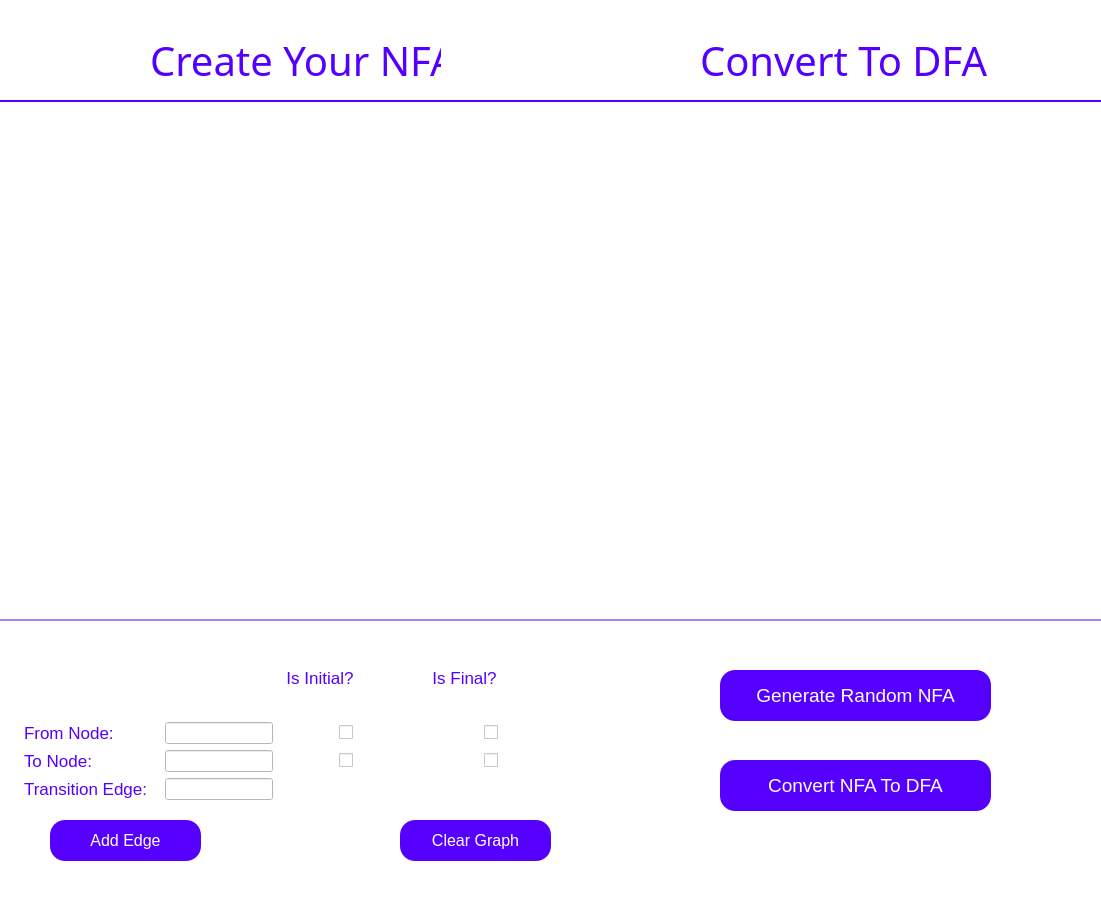
The window that edited_NFA_to_DFA.ui (Adham-Abdelmaksoud/Automata-Project) describes before a commit, drawn with Qt 5.
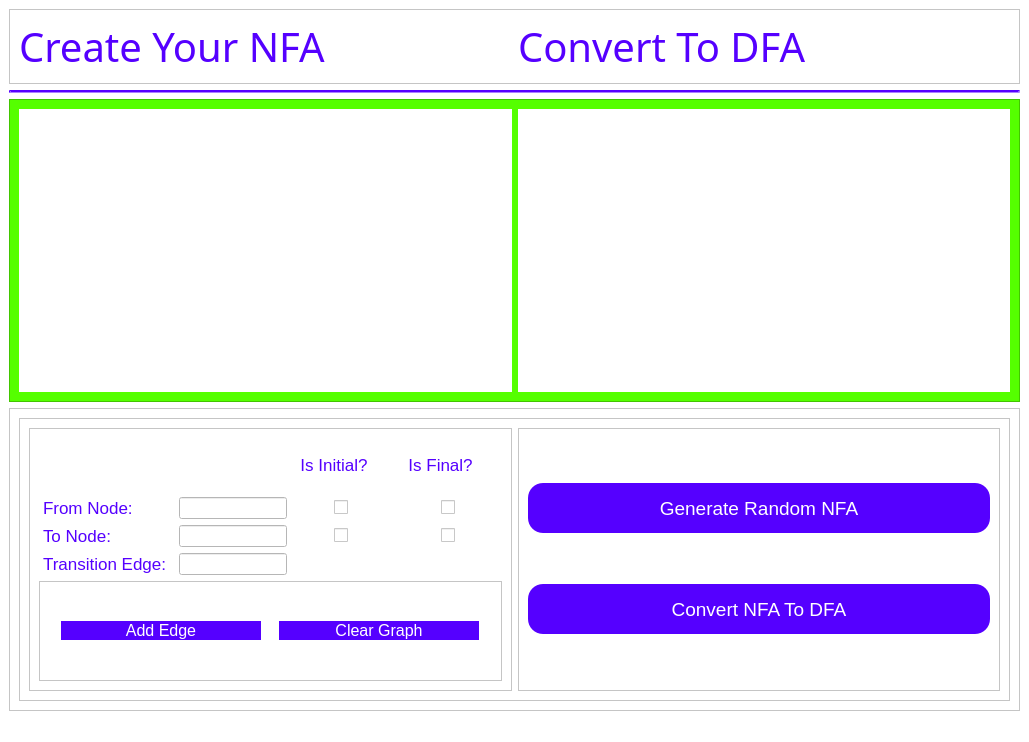
The same window after the commit.

Diff of the .ui file:
```diff
--- a/edited_NFA_to_DFA.ui
+++ b/edited_NFA_to_DFA.ui
@@ -6,8 +6,8 @@
    <rect>
     <x>0</x>
     <y>0</y>
-    <width>1101</width>
-    <height>920</height>
+    <width>1029</width>
+    <height>742</height>
    </rect>
   </property>
   <property name="windowTitle">
@@ -17,15 +17,105 @@
    <string notr="true">background-color: rgb(255, 255, 255);</string>
   </property>
   <widget class="QWidget" name="centralwidget">
+   <layout class="QVBoxLayout" name="verticalLayout">
+    <item>
+     <widget class="QFrame" name="frame">
+      <property name="maximumSize">
+       <size>
+        <width>16777215</width>
+        <height>75</height>
+       </size>
+      </property>
+      <property name="frameShape">
+       <enum>QFrame::StyledPanel</enum>
+      </property>
+      <property name="frameShadow">
+       <enum>QFrame::Raised</enum>
+      </property>
+      <layout class="QHBoxLayout" name="horizontalLayout">
+       <item>
+        <widget class="QLabel" name="label_6">
+         <property name="maximumSize">
+          <size>
+           <width>16777215</width>
+           <height>100</height>
+          </size>
+         </property>
+         <property name="font">
+          <font>
+           <family>Gabriola</family>
+           <pointsize>30</pointsize>
+           <weight>50</weight>
+           <italic>false</italic>
+           <bold>false</bold>
+          </font>
+         </property>
+         <property name="styleSheet">
+          <string notr="true">color: rgb(85, 0, 255);
+font: 30pt &quot;Gabriola&quot;;
+
+</string>
+         </property>
+         <property name="text">
+          <string>Create Your NFA</string>
+         </property>
+        </widget>
+       </item>
+       <item>
+        <widget class="QLabel" name="label_7">
+         <property name="maximumSize">
+          <size>
+           <width>16777215</width>
+           <height>100</height>
+          </size>
+         </property>
+         <property name="font">
+          <font>
+           <family>Gabriola</family>
+           <pointsize>30</pointsize>
+           <weight>50</weight>
+           <italic>false</italic>
+           <bold>false</bold>
+          </font>
+         </property>
+         <property name="styleSheet">
+          <string notr="true">color: rgb(85, 0, 255);
+font: 30pt &quot;Gabriola&quot;;</string>
+         </property>
+         <property name="text">
+          <string>Convert To DFA</string>
+         </property>
+        </widget>
+       </item>
+      </layout>
+     </widget>
+    </item>
+    <item>
+     <widget class="Line" name="line">
+      <property name="styleSheet">
+       <string notr="true">border: 2px rgb(85, 0, 255) ; 
+border-style: inset;
+</string>
+      </property>
+      <property name="orientation">
+       <enum>Qt::Horizontal</enum>
+      </property>
+     </widget>
+    </item>
+    <item>
+     <widget class="QFrame" name="frame_2">
+      <property name="styleSheet">
+       <string notr="true">background-color: rgb(85, 255, 0);</string>
+      </property>
+      <property name="frameShape">
+       <enum>QFrame::StyledPanel</enum>
+      </property>
+      <property name="frameShadow">
+       <enum>QFrame::Raised</enum>
+      </property>
+      <layout class="QHBoxLayout" name="horizontalLayout_2">
+       <item>
    <widget class="QWidget" name="NFA_Widget" native="true">
-    <property name="geometry">
-     <rect>
-      <x>0</x>
-      <y>110</y>
-      <width>550</width>
-      <height>500</height>
-     </rect>
-    </property>
     <property name="autoFillBackground">
      <bool>false</bool>
     </property>
@@ -34,15 +124,9 @@
 border-color: rgb(85, 0, 255);</string>
     </property>
    </widget>
+       </item>
+       <item>
    <widget class="QWidget" name="DFA_Widget" native="true">
-    <property name="geometry">
-     <rect>
-      <x>550</x>
-      <y>110</y>
-      <width>550</width>
-      <height>500</height>
-     </rect>
-    </property>
     <property name="autoFillBackground">
      <bool>false</bool>
     </property>
@@ -50,74 +134,41 @@
      <string notr="true">background-color: rgb(255, 255, 255);</string>
     </property>
    </widget>
-   <widget class="QPushButton" name="addEdgeBtn">
-    <property name="geometry">
-     <rect>
-      <x>50</x>
-      <y>820</y>
-      <width>151</width>
-      <height>41</height>
-     </rect>
-    </property>
-    <property name="font">
-     <font>
-      <family>MS Shell Dlg 2</family>
-      <pointsize>12</pointsize>
-      <weight>9</weight>
-      <italic>false</italic>
-      <bold>false</bold>
-     </font>
-    </property>
+       </item>
+      </layout>
+     </widget>
+    </item>
+    <item>
+     <widget class="QFrame" name="frame_3">
     <property name="styleSheet">
-     <string notr="true">font: 75 12pt &quot;MS Shell Dlg 2&quot;;
-background-color: rgb(85, 0, 255);
-color: rgb(255, 255, 255);
-border-radius: 15px;</string>
-    </property>
-    <property name="text">
-     <string>Add Edge</string>
-    </property>
-   </widget>
-   <widget class="QPushButton" name="convertBtn">
-    <property name="geometry">
-     <rect>
-      <x>720</x>
-      <y>760</y>
-      <width>271</width>
-      <height>51</height>
-     </rect>
-    </property>
-    <property name="font">
-     <font>
-      <family>MS Shell Dlg 2</family>
-      <pointsize>14</pointsize>
-      <weight>9</weight>
-      <italic>false</italic>
-      <bold>false</bold>
-     </font>
-    </property>
-    <property name="styleSheet">
-     <string notr="true">font: 75 14pt &quot;MS Shell Dlg 2&quot;;
-background-color: rgb(85, 0, 255);
-color: rgb(255, 255, 255);
-border-radius: 15px;</string>
-    </property>
-    <property name="text">
-     <string>Convert NFA To DFA</string>
-    </property>
-    <property name="flat">
-     <bool>false</bool>
-    </property>
-   </widget>
-   <widget class="QWidget" name="gridLayoutWidget">
-    <property name="geometry">
-     <rect>
-      <x>20</x>
-      <y>640</y>
-      <width>544</width>
-      <height>160</height>
-     </rect>
-    </property>
+       <string notr="true"/>
+      </property>
+      <property name="frameShape">
+       <enum>QFrame::StyledPanel</enum>
+      </property>
+      <property name="frameShadow">
+       <enum>QFrame::Raised</enum>
+      </property>
+      <layout class="QVBoxLayout" name="verticalLayout_2">
+       <item>
+        <widget class="QFrame" name="frame_6">
+         <property name="frameShape">
+          <enum>QFrame::StyledPanel</enum>
+         </property>
+         <property name="frameShadow">
+          <enum>QFrame::Raised</enum>
+         </property>
+         <layout class="QHBoxLayout" name="horizontalLayout_3">
+          <item>
+           <widget class="QFrame" name="frame_7">
+            <property name="frameShape">
+             <enum>QFrame::StyledPanel</enum>
+            </property>
+            <property name="frameShadow">
+             <enum>QFrame::Raised</enum>
+            </property>
+            <layout class="QVBoxLayout" name="verticalLayout_4">
+             <item>
     <layout class="QGridLayout" name="gridLayout">
      <property name="horizontalSpacing">
       <number>0</number>
@@ -243,6 +294,12 @@
      </item>
      <item row="1" column="2">
       <widget class="QLabel" name="label_4">
+                 <property name="maximumSize">
+                  <size>
+                   <width>16777215</width>
+                   <height>75</height>
+                  </size>
+                 </property>
        <property name="font">
         <font>
          <family>MS Shell Dlg 2</family>
@@ -302,15 +359,60 @@
       </widget>
      </item>
     </layout>
-   </widget>
+             </item>
+             <item>
+              <widget class="QFrame" name="frame_5">
+               <property name="maximumSize">
+                <size>
+                 <width>16777215</width>
+                 <height>100</height>
+                </size>
+               </property>
+               <property name="styleSheet">
+                <string notr="true"/>
+               </property>
+               <property name="frameShape">
+                <enum>QFrame::StyledPanel</enum>
+               </property>
+               <property name="frameShadow">
+                <enum>QFrame::Raised</enum>
+               </property>
+               <layout class="QHBoxLayout" name="horizontalLayout_4">
+                <item>
+                 <widget class="QPushButton" name="addEdgeBtn">
+                  <property name="maximumSize">
+                   <size>
+                    <width>200</width>
+                    <height>16777215</height>
+                   </size>
+                  </property>
+                  <property name="font">
+                   <font>
+                    <family>MS Shell Dlg 2</family>
+                    <pointsize>12</pointsize>
+                    <weight>9</weight>
+                    <italic>false</italic>
+                    <bold>false</bold>
+                   </font>
+                  </property>
+                  <property name="styleSheet">
+                   <string notr="true">font: 75 12pt &quot;MS Shell Dlg 2&quot;;
+background-color: rgb(85, 0, 255);
+color: rgb(255, 255, 255);
+border-radius: 15px;</string>
+                  </property>
+                  <property name="text">
+                   <string>Add Edge</string>
+                  </property>
+                 </widget>
+                </item>
+                <item>
    <widget class="QPushButton" name="clearGraphBtn">
-    <property name="geometry">
-     <rect>
-      <x>400</x>
-      <y>820</y>
-      <width>151</width>
-      <height>41</height>
-     </rect>
+                  <property name="maximumSize">
+                   <size>
+                    <width>200</width>
+                    <height>16777215</height>
+                   </size>
     </property>
     <property name="font">
      <font>
@@ -331,40 +433,32 @@
      <string>Clear Graph</string>
     </property>
    </widget>
-   <widget class="QLabel" name="label_6">
-    <property name="geometry">
-     <rect>
-      <x>150</x>
-      <y>30</y>
-      <width>291</width>
-      <height>61</height>
-     </rect>
-    </property>
-    <property name="font">
-     <font>
-      <family>Gabriola</family>
-      <pointsize>30</pointsize>
-      <weight>50</weight>
-      <italic>false</italic>
-      <bold>false</bold>
-     </font>
-    </property>
+                </item>
+               </layout>
+              </widget>
+             </item>
+            </layout>
+           </widget>
+          </item>
+          <item>
+           <widget class="QFrame" name="frame_4">
     <property name="styleSheet">
-     <string notr="true">color: rgb(85, 0, 255);
-font: 30pt &quot;Gabriola&quot;;</string>
-    </property>
-    <property name="text">
-     <string>Create Your NFA</string>
-    </property>
-   </widget>
+             <string notr="true"/>
+            </property>
+            <property name="frameShape">
+             <enum>QFrame::StyledPanel</enum>
+            </property>
+            <property name="frameShadow">
+             <enum>QFrame::Raised</enum>
+            </property>
+            <layout class="QVBoxLayout" name="verticalLayout_3">
+             <item>
    <widget class="QPushButton" name="generateGraphBtn">
-    <property name="geometry">
-     <rect>
-      <x>720</x>
-      <y>670</y>
-      <width>271</width>
-      <height>51</height>
-     </rect>
+               <property name="minimumSize">
+                <size>
+                 <width>0</width>
+                 <height>50</height>
+                </size>
     </property>
     <property name="font">
      <font>
@@ -385,181 +479,48 @@
      <string>Generate Random NFA</string>
     </property>
    </widget>
-   <widget class="QLabel" name="label_7">
-    <property name="geometry">
-     <rect>
-      <x>700</x>
-      <y>30</y>
-      <width>291</width>
-      <height>61</height>
-     </rect>
+             </item>
+             <item>
+              <widget class="QPushButton" name="convertBtn">
+               <property name="minimumSize">
+                <size>
+                 <width>0</width>
+                 <height>50</height>
+                </size>
     </property>
     <property name="font">
      <font>
-      <family>Gabriola</family>
-      <pointsize>30</pointsize>
-      <weight>50</weight>
-      <italic>false</italic>
-      <bold>false</bold>
-     </font>
-    </property>
-    <property name="styleSheet">
-     <string notr="true">color: rgb(85, 0, 255);
-font: 30pt &quot;Gabriola&quot;;</string>
-    </property>
-    <property name="text">
-     <string>Convert To DFA</string>
-    </property>
-   </widget>
-   <widget class="Line" name="line">
-    <property name="geometry">
-     <rect>
-      <x>-10</x>
-      <y>100</y>
-      <width>1141</width>
-      <height>521</height>
-     </rect>
-    </property>
-    <property name="styleSheet">
-     <string notr="true">border: 2px rgb(85, 0, 255) ; 
-border-style: inset;
-</string>
-    </property>
-    <property name="orientation">
-     <enum>Qt::Horizontal</enum>
-    </property>
-   </widget>
-   <widget class="QLabel" name="error_empty_fields">
-    <property name="geometry">
-     <rect>
-      <x>20</x>
-      <y>870</y>
-      <width>221</width>
-      <height>27</height>
-     </rect>
-    </property>
-    <property name="font">
-     <font>
       <family>MS Shell Dlg 2</family>
-      <pointsize>11</pointsize>
-      <weight>50</weight>
+                 <pointsize>14</pointsize>
+                 <weight>9</weight>
       <italic>false</italic>
       <bold>false</bold>
      </font>
     </property>
     <property name="styleSheet">
-     <string notr="true">QLabel{
-
-	font: 11pt &quot;MS Shell Dlg 2&quot;;
-	margin-right: 3px;
-	color: rgb(255, 0, 0);
-}</string>
+                <string notr="true">font: 75 14pt &quot;MS Shell Dlg 2&quot;;
+background-color: rgb(85, 0, 255);
+color: rgb(255, 255, 255);
+border-radius: 15px;</string>
     </property>
     <property name="text">
-     <string/>
-    </property>
-   </widget>
-   <widget class="QLabel" name="star_from_node">
-    <property name="geometry">
-     <rect>
-      <x>10</x>
-      <y>700</y>
-      <width>16</width>
-      <height>27</height>
-     </rect>
-    </property>
-    <property name="font">
-     <font>
-      <family>MS Shell Dlg 2</family>
-      <pointsize>11</pointsize>
-      <weight>50</weight>
-      <italic>false</italic>
-      <bold>false</bold>
-     </font>
-    </property>
-    <property name="styleSheet">
-     <string notr="true">QLabel{
-	font: 11pt &quot;MS Shell Dlg 2&quot;;
-	margin-right: 3px;
-	color: rgb(255, 0, 0);
-}</string>
-    </property>
-    <property name="text">
-     <string/>
-    </property>
-   </widget>
-   <widget class="QLabel" name="star_to_node">
-    <property name="geometry">
-     <rect>
-      <x>10</x>
-      <y>730</y>
-      <width>16</width>
-      <height>27</height>
-     </rect>
-    </property>
-    <property name="font">
-     <font>
-      <family>MS Shell Dlg 2</family>
-      <pointsize>11</pointsize>
-      <weight>50</weight>
-      <italic>false</italic>
-      <bold>false</bold>
-     </font>
-    </property>
-    <property name="styleSheet">
-     <string notr="true">QLabel{
-	font: 11pt &quot;MS Shell Dlg 2&quot;;
-	margin-right: 3px;
-	color: rgb(255, 0, 0);
-}</string>
-    </property>
-    <property name="text">
-     <string/>
-    </property>
-   </widget>
-   <widget class="QLabel" name="star_transition_edge">
-    <property name="geometry">
-     <rect>
-      <x>10</x>
-      <y>760</y>
-      <width>16</width>
-      <height>27</height>
-     </rect>
-    </property>
-    <property name="font">
-     <font>
-      <family>MS Shell Dlg 2</family>
-      <pointsize>11</pointsize>
-      <weight>50</weight>
-      <italic>false</italic>
-      <bold>false</bold>
-     </font>
-    </property>
-    <property name="styleSheet">
-     <string notr="true">QLabel{
-	font: 11pt &quot;MS Shell Dlg 2&quot;;
-	margin-right: 3px;
-	color: rgb(255, 0, 0);
-}</string>
-    </property>
-    <property name="text">
-     <string/>
-    </property>
-   </widget>
-   <zorder>line</zorder>
-   <zorder>NFA_Widget</zorder>
-   <zorder>DFA_Widget</zorder>
-   <zorder>addEdgeBtn</zorder>
-   <zorder>convertBtn</zorder>
-   <zorder>gridLayoutWidget</zorder>
-   <zorder>clearGraphBtn</zorder>
-   <zorder>label_6</zorder>
-   <zorder>generateGraphBtn</zorder>
-   <zorder>label_7</zorder>
-   <zorder>error_empty_fields</zorder>
-   <zorder>star_from_node</zorder>
-   <zorder>star_to_node</zorder>
-   <zorder>star_transition_edge</zorder>
+                <string>Convert NFA To DFA</string>
+               </property>
+               <property name="flat">
+                <bool>false</bool>
+               </property>
+              </widget>
+             </item>
+            </layout>
+           </widget>
+          </item>
+         </layout>
+        </widget>
+       </item>
+      </layout>
+     </widget>
+    </item>
+   </layout>
   </widget>
   <widget class="QStatusBar" name="statusbar"/>
  </widget>
```
Lines whose indentation alone changed are shown as unchanged.
